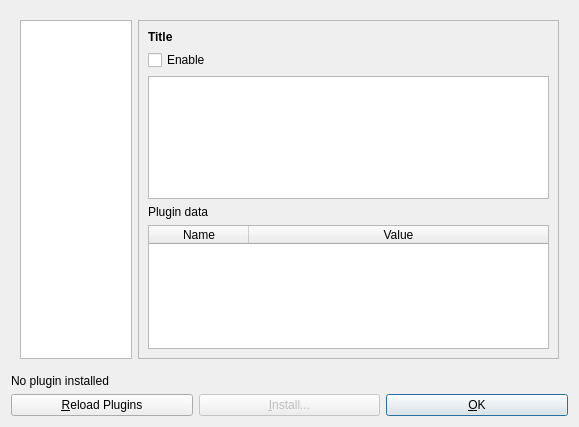
Old version of the form src/dialogs/dialog_plugins.ui in the repository mbasaglia/Knotter.
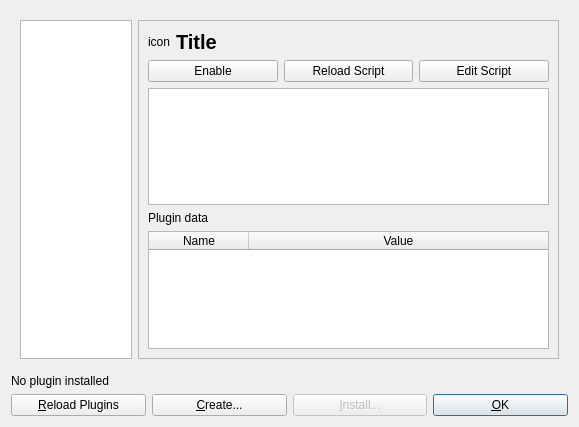
New version of the form. Icons and pictures are not drawn.

Commit message: Plugin Wizard

What changed in the file:
```diff
--- a/src/dialogs/dialog_plugins.ui
+++ b/src/dialogs/dialog_plugins.ui
@@ -54,9 +54,25 @@
         </property>
         <layout class="QVBoxLayout" name="verticalLayout_2">
          <item>
+          <layout class="QHBoxLayout" name="horizontalLayout_4">
+           <item>
+            <widget class="QLabel" name="label_icon">
+             <property name="sizePolicy">
+              <sizepolicy hsizetype="Fixed" vsizetype="Preferred">
+               <horstretch>0</horstretch>
+               <verstretch>0</verstretch>
+              </sizepolicy>
+             </property>
+             <property name="text">
+              <string notr="true">icon</string>
+             </property>
+            </widget>
+           </item>
+           <item>
           <widget class="QLabel" name="label_title">
            <property name="font">
             <font>
+               <pointsize>15</pointsize>
              <weight>75</weight>
              <bold>true</bold>
             </font>
@@ -66,12 +82,45 @@
            </property>
           </widget>
          </item>
+          </layout>
+         </item>
          <item>
-          <widget class="QCheckBox" name="check_enable">
+          <layout class="QHBoxLayout" name="horizontalLayout_2">
+           <item>
+            <widget class="QPushButton" name="check_enable">
            <property name="text">
             <string>Enable</string>
            </property>
-          </widget>
+             <property name="checkable">
+              <bool>true</bool>
+             </property>
+            </widget>
+           </item>
+           <item>
+            <widget class="QPushButton" name="button_reload_2">
+             <property name="text">
+              <string>Reload Script</string>
+             </property>
+             <property name="icon">
+              <iconset theme="view-refresh">
+               <normaloff/>
+              </iconset>
+             </property>
+            </widget>
+           </item>
+           <item>
+            <widget class="QPushButton" name="button_edit">
+             <property name="text">
+              <string>Edit Script</string>
+             </property>
+             <property name="icon">
+              <iconset theme="document-edit">
+               <normaloff/>
+              </iconset>
+             </property>
+            </widget>
+           </item>
+          </layout>
          </item>
          <item>
           <widget class="QPlainTextEdit" name="text_description">
@@ -137,6 +186,16 @@
        </property>
       </widget>
      </item>
+     <item>
+      <widget class="QPushButton" name="button_create">
+       <property name="text">
+        <string>&amp;Create...</string>
+       </property>
+       <property name="icon">
+        <iconset theme="document-new"/>
+       </property>
+      </widget>
+     </item>
      <item>
       <widget class="QPushButton" name="button_add">
        <property name="enabled">
```
Left out of the diff: 4 changed lines with no effect on the pictures. Lines whose indentation alone changed are shown as unchanged. The commit also changes 28 other files.
